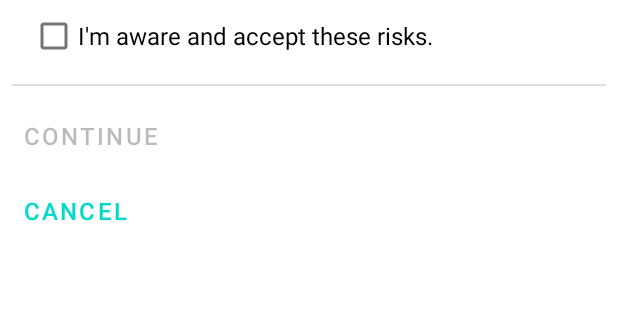
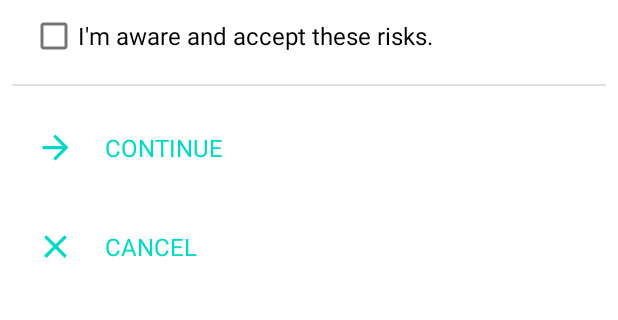
Before and after one commit to cinit/NCIHost, an Android app: the layout frag_warn_app_risk.xml on its own in the app's theme, with its tools: preview values and no code run, on a phone screen of 412 x 824 dp, the part 522-842 px from its top. Run offline under Robolectric (Android 15) with nearby library versions, the phone set to English and light mode, and no system bars.

Commit message:
Use layout instead of drawable

```diff
--- a/app/src/main/java/cc/ioctl/nfcncihost/activity/splash/WarnFragment.java
+++ b/app/src/main/java/cc/ioctl/nfcncihost/activity/splash/WarnFragment.java
@@ -5,7 +5,6 @@ import android.view.LayoutInflater;
 import android.view.View;
 import android.view.ViewGroup;
 import android.widget.CheckBox;
-import android.widget.TextView;
 
 import androidx.activity.OnBackPressedCallback;
 import androidx.annotation.NonNull;
@@ -32,8 +31,8 @@ public class WarnFragment extends SplashActivity.AbsInteractiveStepFragment {
                              @Nullable Bundle savedInstanceState) {
         ViewGroup root = (ViewGroup) inflater.inflate(R.layout.frag_warn_app_risk, container, false);
         final CheckBox cb = root.findViewById(R.id.dialog_warnAppRisk_informed);
-        TextView tvContinue = root.findViewById(android.R.id.button1);
-        TextView tvCancel = root.findViewById(android.R.id.button2);
+        View tvContinue = root.findViewById(android.R.id.button1);
+        View tvCancel = root.findViewById(android.R.id.button2);
         tvContinue.setOnClickListener(v -> {
             mOnBackPressedCallback.setEnabled(false);
             mOnBackPressedCallback.remove();
--- a/app/src/main/res/layout/frag_warn_app_risk.xml
+++ b/app/src/main/res/layout/frag_warn_app_risk.xml
@@ -1,5 +1,7 @@
 <?xml version="1.0" encoding="utf-8"?>
 <ScrollView xmlns:android="http://schemas.android.com/apk/res/android"
+    xmlns:app="http://schemas.android.com/apk/res-auto"
+    xmlns:tools="http://schemas.android.com/tools"
     android:layout_width="match_parent"
     android:layout_height="match_parent">
 
@@ -44,25 +46,78 @@
             android:layout_margin="8dp"
             android:background="?android:attr/listDivider" />
 
-        <Button
+        <LinearLayout
             android:id="@android:id/button1"
-            style="@style/CommonFlatFatButton"
             android:layout_width="match_parent"
             android:layout_height="wrap_content"
+            android:background="?android:attr/selectableItemBackground"
+            android:clickable="true"
+            android:contentDescription="@string/btn_continue"
             android:enabled="false"
+            android:focusable="true"
             android:gravity="start|center_vertical"
-            android:src="@drawable/ic_continue_24"
-            android:text="@string/btn_continue"
-            android:textColor="@color/stateful_accent" />
+            android:orientation="horizontal"
+            android:paddingLeft="24dp"
+            android:paddingTop="20dp"
+            android:paddingRight="24dp"
+            android:paddingBottom="20dp">
 
-        <Button
+            <ImageView
+                android:layout_width="26dp"
+                android:layout_height="26dp"
+                android:layout_marginEnd="20dp"
+                android:duplicateParentState="true"
+                android:src="@drawable/ic_continue_24"
+                app:tint="@color/stateful_accent"
+                tools:ignore="ContentDescription" />
+
+            <TextView
+                android:layout_width="match_parent"
+                android:layout_height="match_parent"
+                android:duplicateParentState="true"
+                android:gravity="start|center_vertical"
+                android:text="@string/btn_continue"
+                android:textAllCaps="true"
+                android:textColor="@color/stateful_accent"
+                android:textSize="16sp" />
+
+        </LinearLayout>
+
+        <LinearLayout
             android:id="@android:id/button2"
-            style="@style/CommonFlatFatButton"
             android:layout_width="match_parent"
             android:layout_height="wrap_content"
-            android:drawableStart="@drawable/ic_cross_24"
-            android:text="@android:string/cancel"
-            android:textColor="@color/stateful_accent" />
+            android:background="?android:attr/selectableItemBackground"
+            android:clickable="true"
+            android:contentDescription="@android:string/cancel"
+            android:focusable="true"
+            android:gravity="start|center_vertical"
+            android:orientation="horizontal"
+            android:paddingLeft="24dp"
+            android:paddingTop="20dp"
+            android:paddingRight="24dp"
+            android:paddingBottom="20dp">
+
+            <ImageView
+                android:layout_width="26dp"
+                android:layout_height="26dp"
+                android:layout_marginEnd="20dp"
+                android:duplicateParentState="true"
+                android:src="@drawable/ic_cross_24"
+                app:tint="@color/stateful_accent"
+                tools:ignore="ContentDescription" />
+
+            <TextView
+                android:layout_width="match_parent"
+                android:layout_height="match_parent"
+                android:duplicateParentState="true"
+                android:gravity="start|center_vertical"
+                android:text="@android:string/cancel"
+                android:textAllCaps="true"
+                android:textColor="@color/stateful_accent"
+                android:textSize="16sp" />
+
+        </LinearLayout>
 
     </LinearLayout>
 
--- a/app/src/main/res/values/themes.xml
+++ b/app/src/main/res/values/themes.xml
@@ -34,8 +34,6 @@
         <item name="android:layout_height">?android:attr/listPreferredItemHeight</item>
         <item name="android:minWidth">0dp</item>
         <item name="android:drawablePadding">24dp</item>
-        <item name="android:paddingTop">8dp</item>
-        <item name="android:paddingBottom">8dp</item>
         <item name="android:paddingStart">?android:attr/listPreferredItemPaddingStart</item>
         <item name="android:paddingEnd">?android:attr/listPreferredItemPaddingEnd</item>
     </style>
```
